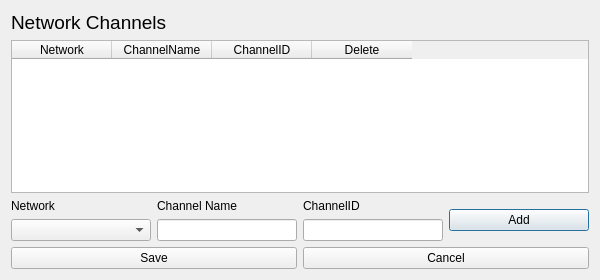
Old version of the form networkchannels.ui in the repository Osirisa/SupportApp_wGit.
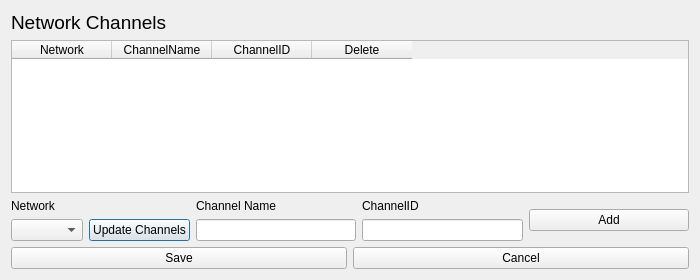
New version of the form.

Commit message: added support for multiple ChannelIDs(only adtraction for now)

Patch:
```diff
--- a/networkchannels.ui
+++ b/networkchannels.ui
@@ -6,13 +6,13 @@
    <rect>
     <x>0</x>
     <y>0</y>
-    <width>600</width>
+    <width>700</width>
     <height>280</height>
    </rect>
   </property>
   <property name="minimumSize">
    <size>
-    <width>600</width>
+    <width>700</width>
     <height>280</height>
    </size>
   </property>
@@ -68,7 +68,18 @@
         </widget>
        </item>
        <item>
-        <widget class="QComboBox" name="CB_NWC_Network"/>
+        <layout class="QHBoxLayout" name="horizontalLayout">
+         <item>
+          <widget class="QComboBox" name="CB_NWC_Network"/>
+         </item>
+         <item>
+          <widget class="QPushButton" name="pushButton">
+           <property name="text">
+            <string>Update Channels</string>
+           </property>
+          </widget>
+         </item>
+        </layout>
        </item>
       </layout>
      </item>
```
The commit also changes 6 other files.
